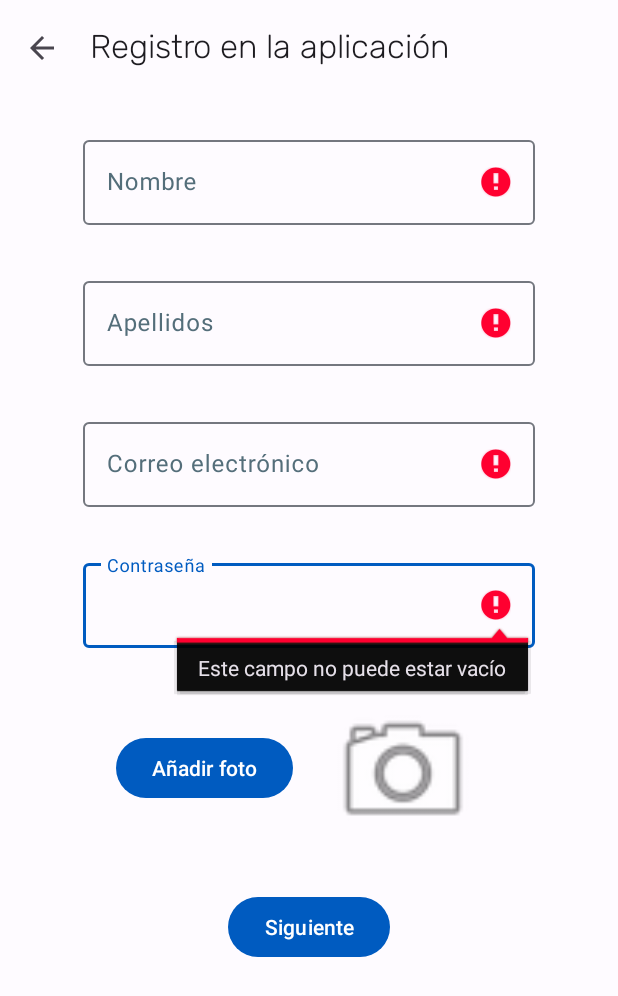
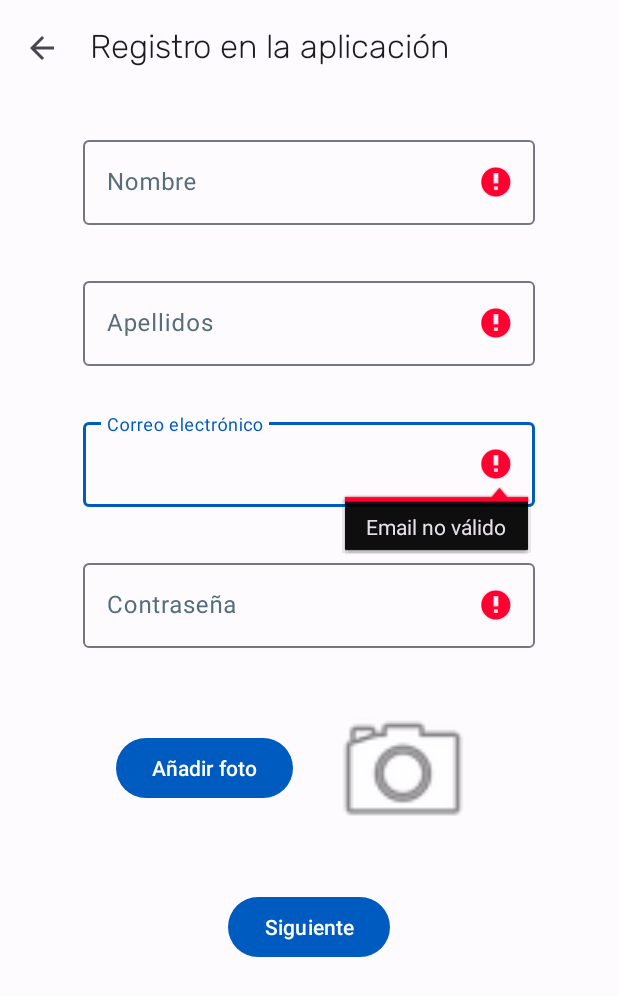
Before and after one commit to claravbr/ediaries_android, an Android app: the screen it shows after launch (FormRegistroActivity), after a tap on "Siguiente", on a phone screen of 412 x 824 dp. Shown: the top 996 px of the screen. Run offline under Robolectric (Android 15) with nearby library versions, the phone set to English and light mode, and no system bars; pictures from the network do not load; 1 statement that could not run was skipped.

Commit message:
ED-13 Registro en la aplicación - Email válido

```diff
--- a/app/src/main/java/com/uclm/louise/ediaries/activity/FormRegistroActivity.java
+++ b/app/src/main/java/com/uclm/louise/ediaries/activity/FormRegistroActivity.java
@@ -27,6 +27,8 @@ import com.uclm.louise.ediaries.data.clients.RegistroClient;
 import com.uclm.louise.ediaries.data.models.Usuario;
 import com.uclm.louise.ediaries.data.requests.CreateUsuarioRequest;
 
+import java.util.regex.Pattern;
+
 import retrofit2.Call;
 import retrofit2.Callback;
 import retrofit2.Response;
@@ -39,15 +41,16 @@ public class FormRegistroActivity extends AppCompatActivity {
     private Button buttonAddPhoto;
     private ImageView imageView;
     private ActivityResultLauncher<String> imagePickerLauncher;
+    private String fotoPath = null;
 
-    private String fotoPath = null;
+    private static final String EMAIL_REGEX = "^[A-Za-z0-9+_.-]+@(.+)$";
 
     @Override
     protected void onCreate(Bundle savedInstanceState) {
         super.onCreate(savedInstanceState);
         setContentView(R.layout.form_registro);
 
-        // -- SIGUIENTE --
+        // -- SIGUIENTE (FormDPersonalesActivity) --
         buttonNext = findViewById(R.id.buttonNext);
         buttonNext.setOnClickListener(new View.OnClickListener() {
             @Override
@@ -78,6 +81,7 @@ public class FormRegistroActivity extends AppCompatActivity {
                 }
             }
         });
+
         buttonAddPhoto.setOnClickListener(new View.OnClickListener(){
             @Override
             public void onClick(View view){
@@ -119,6 +123,8 @@ public class FormRegistroActivity extends AppCompatActivity {
 
         // Comprobar si se ha quedado algun campo obligatorio sin rellenar
         validateFields(editTextName, editTextLastName, editTextEmail, editTextPassword);
+        // Comprobar que el email sea válido
+        validateEmail(editTextEmail);
 
         // Crear una solicitud
         CreateUsuarioRequest usuarioRequest = new CreateUsuarioRequest(nombre, apellidos, email, password, fotoPath);
@@ -152,6 +158,13 @@ public class FormRegistroActivity extends AppCompatActivity {
         });
     }
 
+    private void validateEmail(TextInputEditText editTextEmail) {
+        if(!Pattern.matches(EMAIL_REGEX, editTextEmail.getText().toString())){
+            editTextEmail.setError("Email no válido");
+            editTextEmail.requestFocus();
+        }
+    }
+
     private void validateFields(TextInputEditText... editTexts) {
         String messageError = "Este campo no puede estar vacío";
 
```
